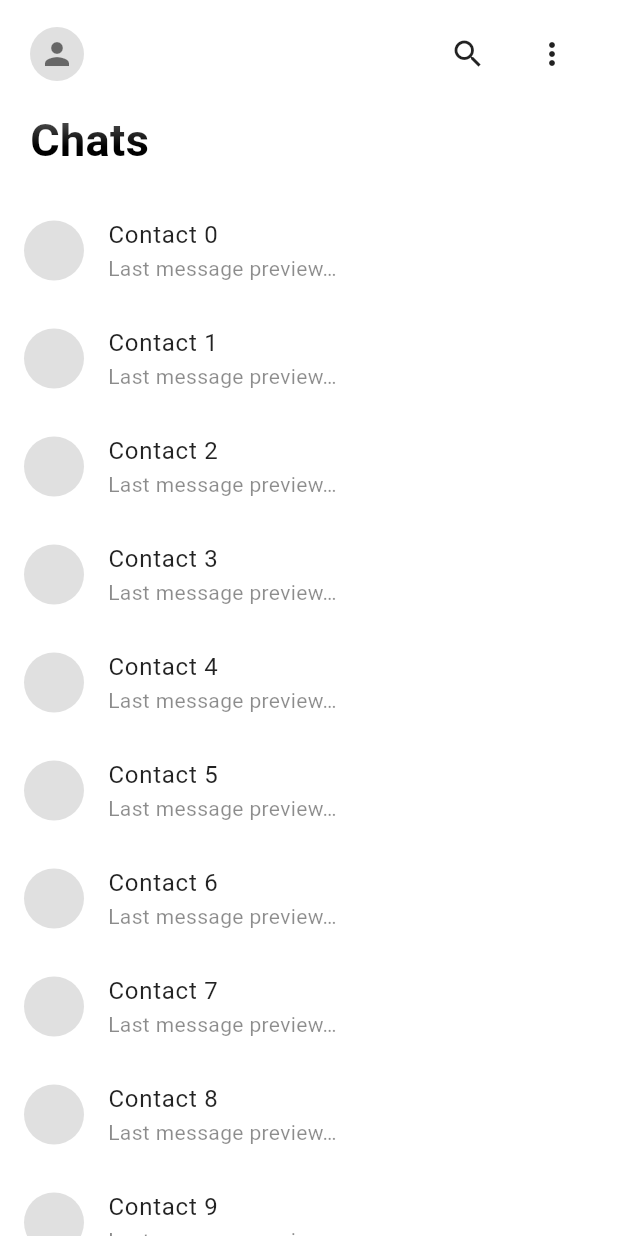
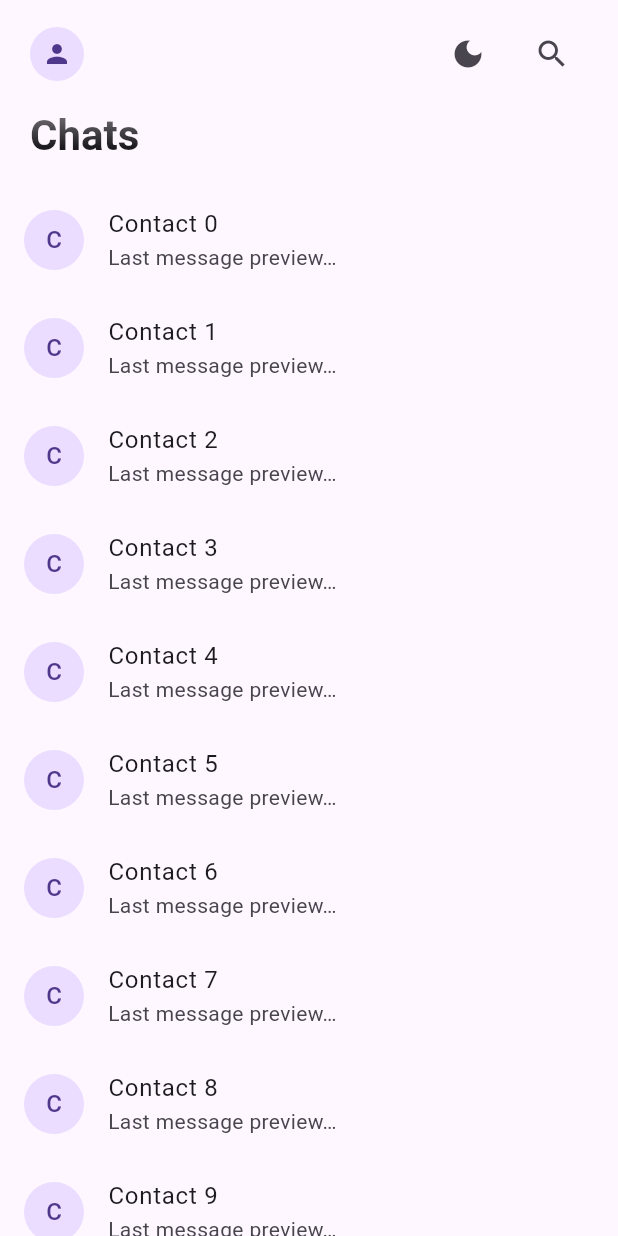
Before and after one commit to jubairp10/ghost_app_bar, a Flutter app: the screen it shows after launch, on a phone screen of 412 x 824 dp. Run offline on Flutter 3.47's test engine with Material 3 defaults, Android fonts, the phone set to English and light mode, and no system bars.

Commit message:
0.2.0: theme-aware defaults, full API docs, searchable description
Colors now fall back to the ambient Theme instead of hardcoded
white-on-dark-green, so the bar is readable in a stock light or dark
app without passing any colors.

Co-Authored-By: Claude Fable 5 <noreply@anthropic.com>

````diff
--- a/example/lib/main.dart
+++ b/example/lib/main.dart
@@ -3,55 +3,44 @@ import 'package:ghost_app_bar/ghost_app_bar.dart';
 
 void main() => runApp(const ExampleApp());
 
-class ExampleApp extends StatelessWidget {
+class ExampleApp extends StatefulWidget {
   const ExampleApp({super.key});
+
+  @override
+  State<ExampleApp> createState() => _ExampleAppState();
+}
+
+class _ExampleAppState extends State<ExampleApp> {
+  bool _dark = false;
 
   @override
   Widget build(BuildContext context) {
     return MaterialApp(
       debugShowCheckedModeBanner: false,
+      theme: ThemeData(brightness: Brightness.light),
+      darkTheme: ThemeData(brightness: Brightness.dark),
+      themeMode: _dark ? ThemeMode.dark : ThemeMode.light,
       home: Scaffold(
-        backgroundColor: Colors.white,
+        // No colors passed to GhostAppBarScaffold — it follows the theme.
         body: GhostAppBarScaffold.children(
           title: 'Chats',
-          scrimColor: Colors.white,
-          largeTitleStyle: const TextStyle(
-            fontSize: 30,
-            fontWeight: FontWeight.w700,
-            color: Colors.black,
-          ),
-          compactTitleStyle: const TextStyle(
-            fontSize: 18,
-            fontWeight: FontWeight.w600,
-            color: Colors.black,
-          ),
           leading: const CircleAvatar(
             radius: 18,
-            backgroundColor: Colors.black12,
-            child: Icon(Icons.person, color: Colors.black54),
+            child: Icon(Icons.person, size: 20),
           ),
           actions: [
             IconButton(
-              icon: const Icon(Icons.search, color: Colors.black87),
-              onPressed: () {},
+              icon: Icon(_dark ? Icons.light_mode : Icons.dark_mode),
+              onPressed: () => setState(() => _dark = !_dark),
             ),
-            IconButton(
-              icon: const Icon(Icons.more_vert, color: Colors.black87),
-              onPressed: () {},
-            ),
+            IconButton(icon: const Icon(Icons.search), onPressed: () {}),
           ],
           children: [
             for (var i = 0; i < 40; i++)
               ListTile(
-                leading: const CircleAvatar(backgroundColor: Colors.black12),
-                title: Text(
-                  'Contact $i',
-                  style: const TextStyle(color: Colors.black87),
-                ),
-                subtitle: Text(
-                  'Last message preview…',
-                  style: TextStyle(color: Colors.black.withValues(alpha: 0.45)),
-                ),
+                leading: const CircleAvatar(child: Text('C')),
+                title: Text('Contact $i'),
+                subtitle: const Text('Last message preview…'),
               ),
           ],
         ),
--- a/lib/ghost_app_bar.dart
+++ b/lib/ghost_app_bar.dart
@@ -1,3 +1,9 @@
+/// A transparent, "invisible" app bar with an iOS-style large-title
+/// collapse and a gradient scrim that hides the seam at the status bar.
+///
+/// The entry point is [GhostAppBarScaffold].
+library;
+
 import 'package:flutter/material.dart';
 
 /// A scaffold body with an "invisible" app bar:
@@ -8,15 +14,30 @@ import 'package:flutter/material.dart';
 /// * A large title fades out as you scroll; a compact title fades into
 ///   the bar (WhatsApp / iOS large-title style).
 ///
-/// Works on all renderers (plain gradient paint, no ShaderMask).
+/// Colors follow the ambient [Theme] unless you override them, so it works
+/// in light and dark mode out of the box.
+///
+/// Renders with plain gradient paint on all renderers — no `BackdropFilter`
+/// and no `ShaderMask`.
+///
+/// ```dart
+/// GhostAppBarScaffold.children(
+///   title: 'Chats',
+///   children: [for (final c in contacts) ContactTile(c)],
+/// )
+/// ```
 class GhostAppBarScaffold extends StatefulWidget {
   /// Large title shown below the bar; scrolls away and fades out.
   final String title;
 
-  /// Style for the large title. Defaults to 30px bold white.
+  /// Style for the large title.
+  ///
+  /// Defaults to the theme's `headlineMedium`, bolded.
   final TextStyle? largeTitleStyle;
 
   /// Style for the compact title that fades into the bar.
+  ///
+  /// Defaults to the theme's `titleMedium`.
   final TextStyle? compactTitleStyle;
 
   /// Widget at the start of the bar (e.g. avatar or back button).
@@ -28,9 +49,12 @@ class GhostAppBarScaffold extends StatefulWidget {
   /// Scroll offset (px) after which the compact title is shown.
   final double collapseOffset;
 
-  /// Scrim color the content dissolves into. Use a color close to your
-  /// background's top edge. Alpha is applied by the gradient.
-  final Color scrimColor;
+  /// Scrim color the content dissolves into. Alpha is applied by the
+  /// gradient.
+  ///
+  /// Defaults to the theme's [ThemeData.scaffoldBackgroundColor], which is
+  /// what you want whenever the scroll view sits directly on the scaffold.
+  final Color? scrimColor;
 
   /// Extra fade distance (px) below the bar for the scrim.
   final double scrimExtent;
@@ -52,6 +76,7 @@ class GhostAppBarScaffold extends StatefulWidget {
   /// internally.
   final ScrollController? controller;
 
+  /// Creates a ghost app bar around a list of [slivers].
   const GhostAppBarScaffold({
     super.key,
     required this.title,
@@ -61,7 +86,7 @@ class GhostAppBarScaffold extends StatefulWidget {
     this.leading,
     this.actions = const [],
     this.collapseOffset = 30,
-    this.scrimColor = const Color(0xFF06140A),
+    this.scrimColor,
     this.scrimExtent = 34,
     this.barHeight = 64,
     this.horizontalPadding = 20,
@@ -79,7 +104,7 @@ class GhostAppBarScaffold extends StatefulWidget {
     Widget? leading,
     List<Widget> actions = const [],
     double collapseOffset = 30,
-    Color scrimColor = const Color(0xFF06140A),
+    Color? scrimColor,
     double scrimExtent = 34,
     double barHeight = 64,
     double horizontalPadding = 20,
@@ -145,21 +170,18 @@ class _GhostAppBarScaffoldState extends State<GhostAppBarScaffold> {
 
   @override
   Widget build(BuildContext context) {
+    final ThemeData theme = Theme.of(context);
     final double statusBar = MediaQuery.of(context).padding.top;
-    final Color scrim = widget.scrimColor;
+    final Color scrim = widget.scrimColor ?? theme.scaffoldBackgroundColor;
+    final Color onScrim = theme.colorScheme.onSurface;
+    final double scrimHeight = statusBar + widget.barHeight + widget.scrimExtent;
 
     final TextStyle largeStyle = widget.largeTitleStyle ??
-        const TextStyle(
-          fontSize: 30,
-          fontWeight: FontWeight.w700,
-          color: Colors.white,
-        );
+        (theme.textTheme.headlineMedium ?? const TextStyle(fontSize: 30))
+            .copyWith(fontWeight: FontWeight.w700, color: onScrim);
     final TextStyle compactStyle = widget.compactTitleStyle ??
-        const TextStyle(
-          fontSize: 18,
-          fontWeight: FontWeight.w600,
-          color: Colors.white,
-        );
+        (theme.textTheme.titleMedium ?? const TextStyle(fontSize: 18))
+            .copyWith(fontWeight: FontWeight.w600, color: onScrim);
 
     return Stack(
       children: [
@@ -210,7 +232,7 @@ class _GhostAppBarScaffoldState extends State<GhostAppBarScaffold> {
           top: 0,
           left: 0,
           right: 0,
-          height: statusBar + widget.barHeight + widget.scrimExtent,
+          height: scrimHeight,
           child: IgnorePointer(
             child: DecoratedBox(
               decoration: BoxDecoration(
````
Also changed, not shown: pubspec.yaml (+7 -5 lines), 3 other files.
